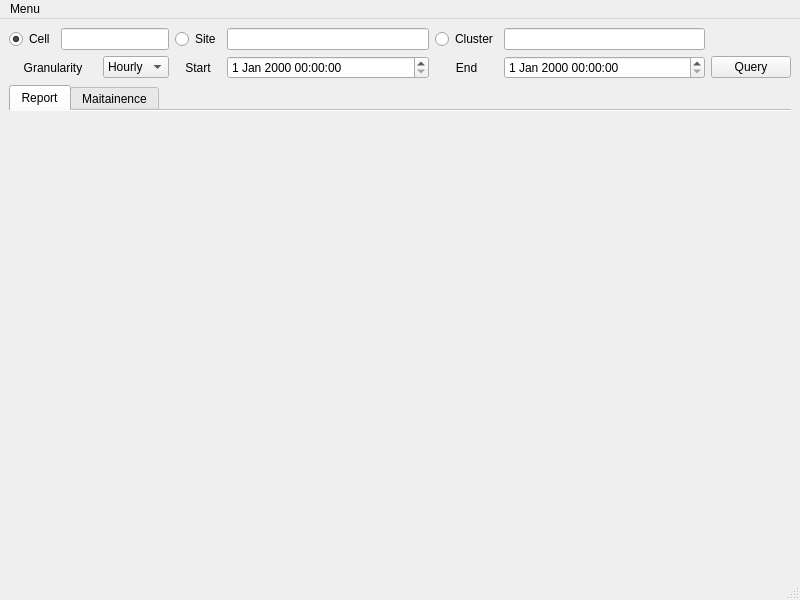
The window that Mainwindow.ui (doraemon1293/pyKpGraph_client) describes before a commit, drawn with Qt 5.
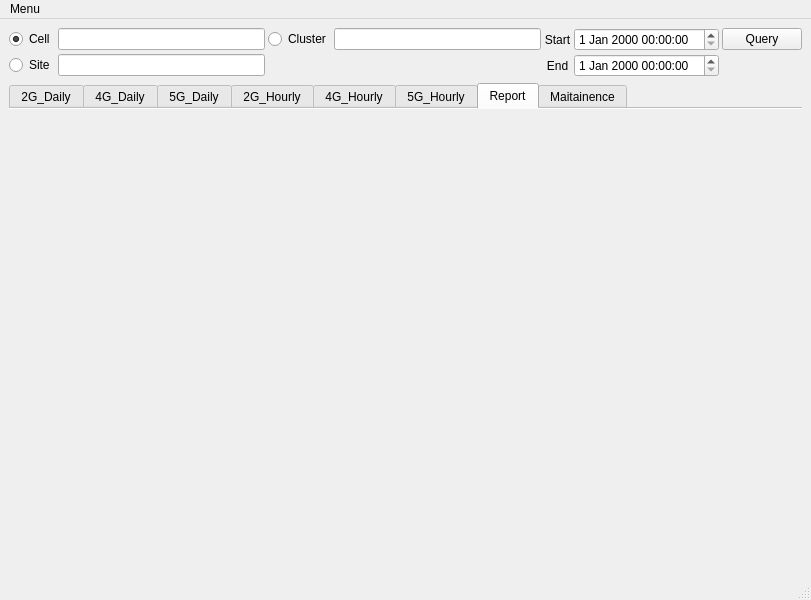
The same window after the commit. Custom widgets are drawn as their Qt base class.

Diff of the .ui file:
```diff
--- a/Mainwindow.ui
+++ b/Mainwindow.ui
@@ -6,7 +6,7 @@
    <rect>
     <x>0</x>
     <y>0</y>
-    <width>800</width>
+    <width>811</width>
     <height>600</height>
    </rect>
   </property>
@@ -17,30 +17,17 @@
    <layout class="QVBoxLayout" name="verticalLayout">
     <item>
      <layout class="QGridLayout" name="gridLayout">
-      <item row="0" column="0">
-       <widget class="QRadioButton" name="cell_radio_btn">
-        <property name="text">
-         <string>Cell</string>
-        </property>
-        <property name="checked">
-         <bool>true</bool>
-        </property>
-       </widget>
-      </item>
-      <item row="0" column="1" colspan="2">
-       <widget class="QLineEdit" name="cell_line_edit"/>
-      </item>
-      <item row="0" column="3">
+      <property name="spacing">
+       <number>3</number>
+      </property>
+      <item row="1" column="0">
        <widget class="QRadioButton" name="site_radio_btn">
         <property name="text">
          <string>Site</string>
         </property>
        </widget>
       </item>
-      <item row="0" column="4">
-       <widget class="QLineEdit" name="site_line_edit"/>
-      </item>
-      <item row="0" column="5">
+      <item row="0" column="2">
        <widget class="QRadioButton" name="cluster_radio_btn">
         <property name="text">
          <string>Cluster</string>
@@ -48,33 +35,19 @@
        </widget>
       </item>
       <item row="0" column="6">
-       <widget class="QLineEdit" name="cluster_line_edit"/>
+       <widget class="QDateTimeEdit" name="start_date_time_edit"/>
       </item>
-      <item row="1" column="0" colspan="2">
-       <widget class="QLabel" name="label_3">
+      <item row="0" column="7">
+       <widget class="QPushButton" name="query_push_btn">
         <property name="text">
-         <string>Granularity</string>
+         <string>Query</string>
         </property>
-        <property name="alignment">
-         <set>Qt::AlignCenter</set>
-        </property>
        </widget>
       </item>
-      <item row="1" column="2">
-       <widget class="QComboBox" name="granularity_combo_box">
-        <item>
-         <property name="text">
-          <string>Hourly</string>
-         </property>
-        </item>
-        <item>
-         <property name="text">
-          <string>Daily</string>
-         </property>
-        </item>
-       </widget>
+      <item row="1" column="6">
+       <widget class="QDateTimeEdit" name="end_date_time_edit"/>
       </item>
-      <item row="1" column="3">
+      <item row="0" column="4">
        <widget class="QLabel" name="label">
         <property name="text">
          <string>Start</string>
@@ -85,9 +58,6 @@
        </widget>
       </item>
       <item row="1" column="4">
-       <widget class="QDateTimeEdit" name="start_date_time_edit"/>
-      </item>
-      <item row="1" column="5">
        <widget class="QLabel" name="label_2">
         <property name="text">
          <string>End</string>
@@ -97,16 +67,25 @@
         </property>
        </widget>
       </item>
-      <item row="1" column="6">
-       <widget class="QDateTimeEdit" name="end_date_time_edit"/>
+      <item row="1" column="1">
+       <widget class="QLineEdit" name="site_line_edit"/>
       </item>
-      <item row="1" column="7">
-       <widget class="QPushButton" name="query_push_btn">
+      <item row="0" column="0">
+       <widget class="QRadioButton" name="cell_radio_btn">
         <property name="text">
-         <string>Query</string>
+         <string>Cell</string>
+        </property>
+        <property name="checked">
+         <bool>true</bool>
         </property>
        </widget>
       </item>
+      <item row="0" column="1">
+       <widget class="QLineEdit" name="cell_line_edit"/>
+      </item>
+      <item row="0" column="3">
+       <widget class="QLineEdit" name="cluster_line_edit"/>
+      </item>
      </layout>
     </item>
     <item>
@@ -123,6 +102,36 @@
       <property name="documentMode">
        <bool>true</bool>
       </property>
+      <widget class="Sub_tab" name="HUAWEI2G_Daily_tab">
+       <attribute name="title">
+        <string>2G_Daily</string>
+       </attribute>
+      </widget>
+      <widget class="Sub_tab" name="HUAWEI4G_Daily_tab">
+       <attribute name="title">
+        <string>4G_Daily</string>
+       </attribute>
+      </widget>
+      <widget class="Sub_tab" name="HUAWEI5G_Daily_tab">
+       <attribute name="title">
+        <string>5G_Daily</string>
+       </attribute>
+      </widget>
+      <widget class="Sub_tab" name="HUAWEI2G_Hourly_tab">
+       <attribute name="title">
+        <string>2G_Hourly</string>
+       </attribute>
+      </widget>
+      <widget class="Sub_tab" name="HUAWEI4G_Hourly_tab">
+       <attribute name="title">
+        <string>4G_Hourly</string>
+       </attribute>
+      </widget>
+      <widget class="Sub_tab" name="HUAWEI5G_Hourly_tab">
+       <attribute name="title">
+        <string>5G_Hourly</string>
+       </attribute>
+      </widget>
       <widget class="QWidget" name="report">
        <attribute name="title">
         <string>Report</string>
@@ -142,7 +151,7 @@
     <rect>
      <x>0</x>
      <y>0</y>
-     <width>800</width>
+     <width>811</width>
      <height>26</height>
     </rect>
    </property>
@@ -161,6 +170,14 @@
    </property>
   </action>
  </widget>
+ <customwidgets>
+  <customwidget>
+   <class>Sub_tab</class>
+   <extends>QWidget</extends>
+   <header>sub_tab</header>
+   <container>1</container>
+  </customwidget>
+ </customwidgets>
  <resources/>
  <connections/>
 </ui>
```
Left out of the diff: 14 changed lines with no effect on the pictures.
